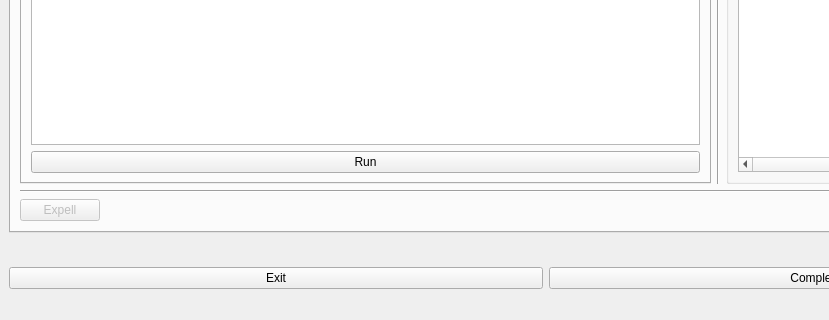
This is src/SmartXm-CSEKU/evaluation.ui in KaziRifatMorshed/SmartXm as Qt 5 draws it before an edit; both pictures show x 0 to 829 and y 514 to 834 of the 1092 by 834 pixel window. The edited form follows.
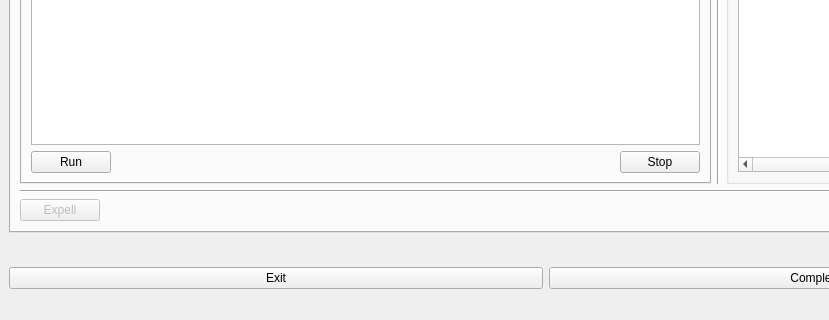
This is the edited form. The open tabs and pages were chosen to show the change.

Commit message: Manual Evaluation Run and Stop updated

What changed in the file:
```diff
--- a/src/SmartXm-CSEKU/evaluation.ui
+++ b/src/SmartXm-CSEKU/evaluation.ui
@@ -298,11 +298,22 @@
                  </widget>
                 </item>
                 <item>
+                 <layout class="QHBoxLayout" name="horizontalLayout_11">
+                  <item alignment="Qt::AlignmentFlag::AlignLeft">
                  <widget class="QPushButton" name="runThisFile_pushButton_2">
                   <property name="text">
                    <string>Run</string>
                   </property>
                  </widget>
+                  </item>
+                  <item alignment="Qt::AlignmentFlag::AlignRight">
+                   <widget class="QPushButton" name="stopSingleJudge">
+                    <property name="text">
+                     <string>Stop</string>
+                    </property>
+                   </widget>
+                  </item>
+                 </layout>
                 </item>
                </layout>
               </widget>
```
Left out of the diff: 12 changed lines with no effect on the pictures. Lines whose indentation alone changed are shown as unchanged. The commit also changes 7 other files.
